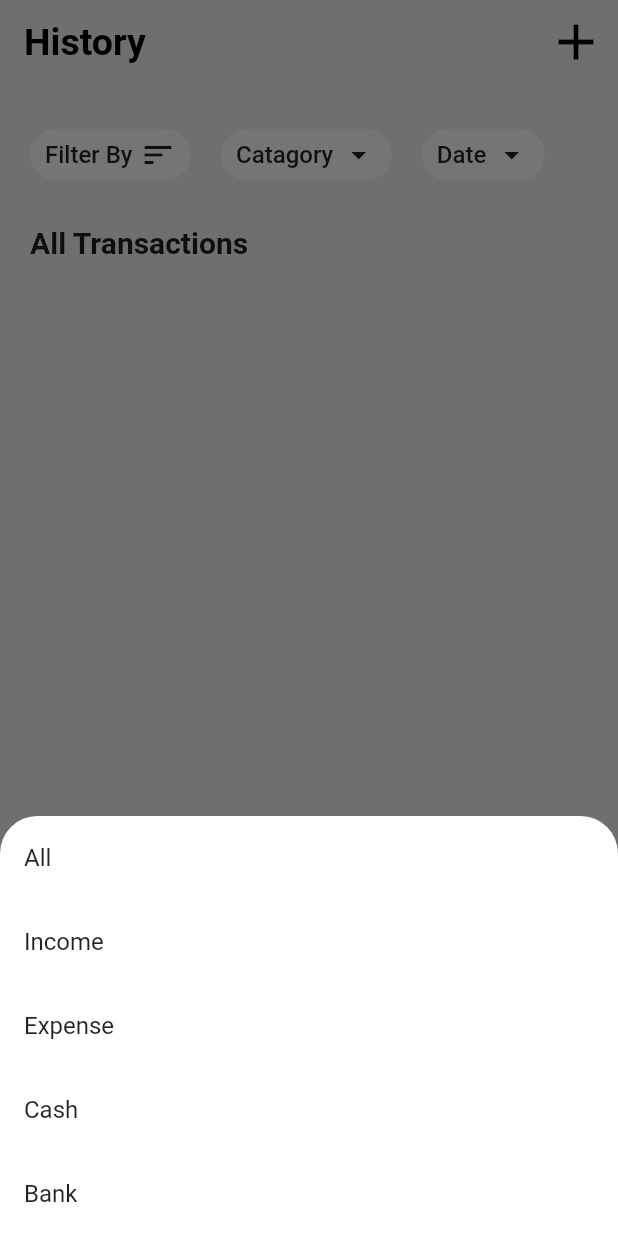
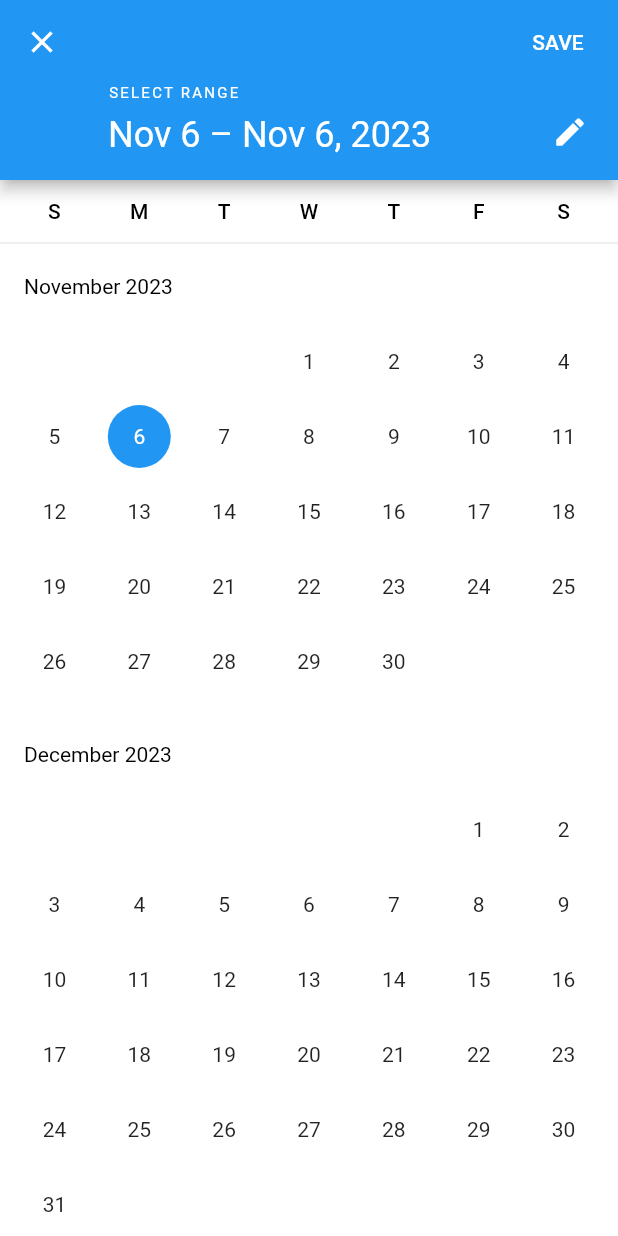
Before and after one commit to nashvak/expense_tracker, a Flutter app: the ScreenHistory screen opened directly, after a tap on "Date", on a phone screen of 412 x 824 dp. Run offline on Flutter 3.47's test engine with Material 2 defaults, Android fonts, the phone set to English and light mode, and no system bars; our stand-ins replace curved_navigation_bar, flutter_slidable, get, google_fonts, hive, hive_flutter and 4 more; accounts and stored records are empty.

Commit message:
date range sorting is added

```diff
--- a/lib/controller/password_controller.dart
+++ b/lib/controller/password_controller.dart
@@ -1,5 +1,8 @@
 import 'package:expense_tracker/models/transaction_model/transaction_model.dart';
+import 'package:flutter/material.dart';
 import 'package:get/get.dart';
+import 'package:intl/intl.dart';
+import 'package:syncfusion_flutter_datepicker/datepicker.dart';
 
 class PasswordController extends GetxController {
   RxBool visibility = true.obs;
--- a/lib/controller/transaction_controller.dart
+++ b/lib/controller/transaction_controller.dart
@@ -1,4 +1,5 @@
 import 'package:expense_tracker/models/transaction_model/transaction_model.dart';
+import 'package:flutter/material.dart';
 import 'package:hive/hive.dart';
 import 'package:get/get.dart';
 
@@ -103,6 +104,14 @@ class TransactionController extends GetxController {
           .where((transaction) =>
               transaction.catagoryType == CatagoryType.transportation)
           .toList();
+    } else if (selectedOption == 'Date') {
+      return sortedList
+          .where((transaction) =>
+              transaction.date.isAfter(startDate!) &&
+                  transaction.date.isBefore(endDate!) ||
+              transaction.date.isAtSameMomentAs(startDate!) ||
+              transaction.date.isAtSameMomentAs(endDate!))
+          .toList();
     }
 
     return sortedList;
@@ -152,4 +161,26 @@ class TransactionController extends GetxController {
     transactionBox.clear();
     sortedList.clear();
   }
+
+  //   D A T E    R A N G E
+
+  DateTime? startDate;
+  DateTime? endDate;
+  void selectDateRange() async {
+    final DateTimeRange? picked = await showDateRangePicker(
+      context: Get.context!,
+      initialDateRange: DateTimeRange(
+        start: startDate ?? DateTime.now(),
+        end: endDate ?? DateTime.now(),
+      ),
+      firstDate: DateTime(2023),
+      lastDate: DateTime(2024),
+    );
+
+    if (picked != null) {
+      startDate = picked.start;
+      endDate = picked.end;
+      update();
+    }
+  }
 }
--- a/lib/main.dart
+++ b/lib/main.dart
@@ -45,7 +45,10 @@ class MyApp extends StatelessWidget {
       title: 'Expense tracker',
       initialRoute: '/',
       getPages: [
-        GetPage(name: '/', page: () => const ScreenSplash()),
+        GetPage(
+          name: '/',
+          page: () => const ScreenSplash(),
+        ),
         GetPage(name: '/getstarted', page: () => const GetStartedScreen()),
         //GetPage(name: '/login', page: () => LoginScreen()),
         GetPage(name: '/signup', page: () => const ScreenSignup()),
--- a/lib/view/history/history_screen.dart
+++ b/lib/view/history/history_screen.dart
@@ -3,7 +3,6 @@ import 'package:expense_tracker/constatnts/custom_widgets/common/sizedbox.dart';
 import 'package:expense_tracker/constatnts/custom_widgets/home_screen/button.dart';
 import 'package:expense_tracker/constatnts/custom_widgets/common/textstyle.dart';
 import 'package:expense_tracker/controller/transaction_controller.dart';
-
 import 'package:expense_tracker/view/transaction/view_transaction.dart';
 import 'package:flutter/material.dart';
 import 'package:flutter_slidable/flutter_slidable.dart';
@@ -17,6 +16,7 @@ class ScreenHistory extends StatelessWidget {
 
   @override
   Widget build(BuildContext context) {
+    transactionController.selectedOption = 'All';
     return Scaffold(
       backgroundColor: Appcolor.tertiaryColor,
       appBar: AppBar(
@@ -56,12 +56,6 @@ class ScreenHistory extends StatelessWidget {
                       Container(
                         // decoration:  ShapeDecoration(
                         color: Colors.white,
-                        // shape: RoundedRectangleBorder(
-                        //   borderRadius: BorderRadius.only(
-                        //       topLeft: Radius.circular(25),
-                        //       topRight: Radius.circular(25)),
-                        // ),
-                        // ),
 
                         child: Wrap(
                           children: [
@@ -121,46 +115,6 @@ class ScreenHistory extends StatelessWidget {
                     Get.bottomSheet(
                       Container(
                         color: Colors.white,
-                          // child: Wrap(
-                          //   children: [
-                          //     const ListTile(
-                          //       title: Text(
-                          //         'Catagory',
-                          //         style: TextStyle(fontSize: 20),
-                          //       ),
-                          //     ),
-                          //     const Divider(color: Colors.grey, height: 5),
-                          // SortingBottomSheet(
-                          //     ontap: () {},
-                          //     title:
-                          //         transactionController.catagoryTitles[0]),
-                          // SortingBottomSheet(
-                          //     ontap: () {},
-                          //     title:
-                          //         transactionController.catagoryTitles[1]),
-                          // SortingBottomSheet(
-                          //     ontap: () {},
-                          //     title:
-                          //         transactionController.catagoryTitles[2]),
-                          // SortingBottomSheet(
-                          //     ontap: () {},
-                          //     title:
-                          //         transactionController.catagoryTitles[3]),
-                          // SortingBottomSheet(
-                          //     ontap: () {},
-                          //     title:
-                          //         transactionController.catagoryTitles[4]),
-                          // SortingBottomSheet(
-                          //     ontap: () {},
-                          //     title:
-                          //         transactionController.catagoryTitles[5]),
-                          // SortingBottomSheet(
-                          //     ontap: () {},
-                          //     title:
-                          //         transactionController.catagoryTitles[6]),
-
-                          //   ],
-                          // ),
                         child: Column(
                           children: [
                             const ListTile(
@@ -175,8 +129,8 @@ class ScreenHistory extends StatelessWidget {
                                 itemBuilder: (context, index) {
                                   return SortingBottomSheet(
                                     ontap: () {
-                                        transactionController.changeOption(
-                                            currentCatagory[index]);
+                                      transactionController
+                                          .changeOption(currentCatagory[index]);
                                       Get.back();
                                     },
                                     title: currentCatagory[index],
@@ -191,33 +145,37 @@ class ScreenHistory extends StatelessWidget {
                     );
                   },
                   title: 'Catagory',
-                    icon: const Icon(Icons.arrow_drop_down)),
+                  icon: const Icon(Icons.arrow_drop_down),
+                ),
                 const BlankSpace(
                   width: 20,
                 ),
                 SortButton(
                   ontap: () {
-                    Get.bottomSheet(
-                      Container(
-                        decoration: const ShapeDecoration(
-                          color: Colors.white,
-                          shape: RoundedRectangleBorder(
-                            borderRadius: BorderRadius.only(
-                                topLeft: Radius.circular(25),
-                                topRight: Radius.circular(25)),
-                          ),
-                        ),
-                        child: Wrap(
-                          children: [
-                            SortingBottomSheet(ontap: () {}, title: 'All'),
-                            SortingBottomSheet(ontap: () {}, title: 'Income'),
-                            SortingBottomSheet(ontap: () {}, title: 'Expense'),
-                            SortingBottomSheet(ontap: () {}, title: 'Cash'),
-                            SortingBottomSheet(ontap: () {}, title: 'Bank'),
-                          ],
-                        ),
-                      ),
-                    );
+                    transactionController.selectDateRange();
+                    transactionController.changeOption('Date');
+
+                    // Get.bottomSheet(
+                    //   Container(
+                    //     decoration: const ShapeDecoration(
+                    //       color: Colors.white,
+                    //       shape: RoundedRectangleBorder(
+                    //         borderRadius: BorderRadius.only(
+                    //             topLeft: Radius.circular(25),
+                    //             topRight: Radius.circular(25)),
+                    //       ),
+                    //     ),
+                    //     child: Wrap(
+                    //       children: [
+                    //         SortingBottomSheet(ontap: () {}, title: 'All'),
+                    //         SortingBottomSheet(ontap: () {}, title: 'Income'),
+                    //         SortingBottomSheet(ontap: () {}, title: 'Expense'),
+                    //         SortingBottomSheet(ontap: () {}, title: 'Cash'),
+                    //         SortingBottomSheet(ontap: () {}, title: 'Bank'),
+                    //       ],
+                    //     ),
+                    //   ),
+                    // );
                   },
                   title: 'Date',
                   icon: const Icon(Icons.arrow_drop_down),
@@ -229,7 +187,7 @@ class ScreenHistory extends StatelessWidget {
             ),
             GetBuilder<TransactionController>(builder: ((controller) {
               return Text(
-                transactionController.selectedOption + ' Transactions',
+                transactionController.selectedOption,
                 style: TextStyle(fontSize: 20, fontWeight: FontWeight.bold),
               );
             })),
--- a/pubspec.yaml
+++ b/pubspec.yaml
@@ -48,6 +48,7 @@ dependencies:
   intl: ^0.18.1
   flutter_slidable: ^3.0.0
   image_picker: ^1.0.4
+  syncfusion_flutter_datepicker: ^23.1.43
 
 
 
```
Also changed, not shown: pubspec.lock. Lines whose indentation alone changed are shown as unchanged.
